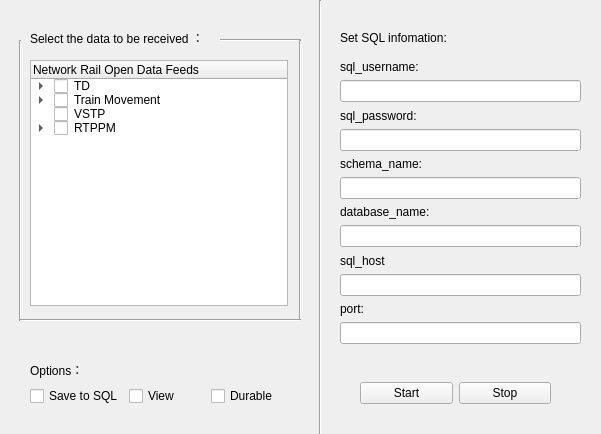
Before: the Qt Designer form ui_file/menu.ui in Artoriasnh/OpenRailData_GUI_version, drawn with Qt 5.
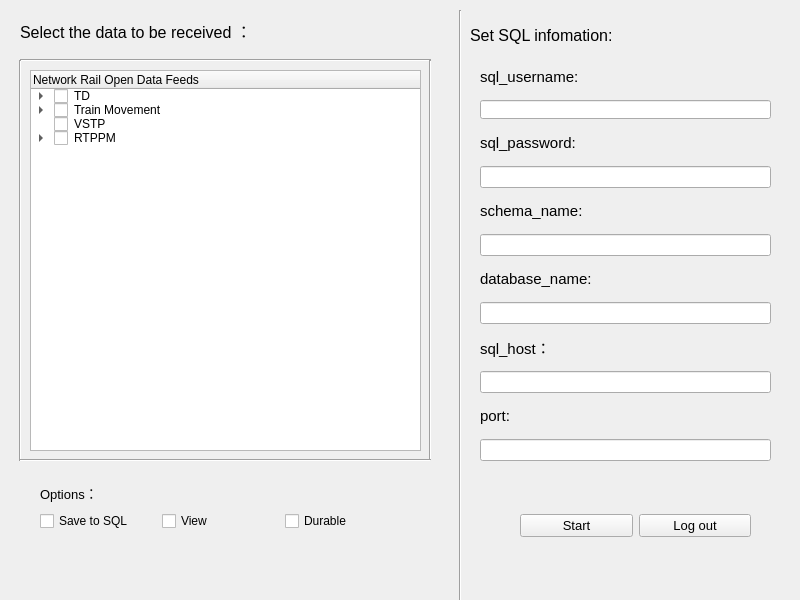
After: the same form once the commit is applied.

Diff of the .ui file:
```diff
--- a/ui_file/menu.ui
+++ b/ui_file/menu.ui
@@ -6,8 +6,8 @@
    <rect>
     <x>0</x>
     <y>0</y>
-    <width>601</width>
-    <height>434</height>
+    <width>800</width>
+    <height>600</height>
    </rect>
   </property>
   <property name="windowTitle">
@@ -16,15 +16,22 @@
   <widget class="QWidget" name="layoutWidget">
    <property name="geometry">
     <rect>
-     <x>30</x>
-     <y>360</y>
-     <width>256</width>
-     <height>46</height>
+     <x>40</x>
+     <y>480</y>
+     <width>361</width>
+     <height>51</height>
     </rect>
    </property>
    <layout class="QVBoxLayout" name="verticalLayout">
     <item>
      <widget class="QLabel" name="label_2">
+      <property name="font">
+       <font>
+        <pointsize>10</pointsize>
+        <weight>50</weight>
+        <bold>false</bold>
+       </font>
+      </property>
       <property name="text">
        <string>Options：</string>
       </property>
@@ -34,6 +41,13 @@
      <layout class="QHBoxLayout" name="horizontalLayout">
       <item>
        <widget class="QCheckBox" name="checkBox_3">
+        <property name="font">
+         <font>
+          <pointsize>9</pointsize>
+          <weight>50</weight>
+          <bold>false</bold>
+         </font>
+        </property>
         <property name="text">
          <string>Save to SQL</string>
         </property>
@@ -41,6 +55,13 @@
       </item>
       <item>
        <widget class="QCheckBox" name="checkBox_4">
+        <property name="font">
+         <font>
+          <pointsize>9</pointsize>
+          <weight>50</weight>
+          <bold>false</bold>
+         </font>
+        </property>
         <property name="text">
          <string>View</string>
         </property>
@@ -48,6 +69,13 @@
       </item>
       <item>
        <widget class="QCheckBox" name="checkBox_5">
+        <property name="font">
+         <font>
+          <pointsize>9</pointsize>
+          <weight>50</weight>
+          <bold>false</bold>
+         </font>
+        </property>
         <property name="text">
          <string>Durable</string>
         </property>
@@ -60,12 +88,19 @@
   <widget class="QLabel" name="label">
    <property name="geometry">
     <rect>
-     <x>30</x>
-     <y>30</y>
-     <width>256</width>
-     <height>16</height>
+     <x>20</x>
+     <y>10</y>
+     <width>251</width>
+     <height>41</height>
     </rect>
    </property>
+   <property name="font">
+    <font>
+     <pointsize>12</pointsize>
+     <weight>50</weight>
+     <bold>false</bold>
+    </font>
+   </property>
    <property name="text">
     <string>Select the data to be received ：</string>
    </property>
@@ -73,9 +108,9 @@
   <widget class="Line" name="line">
    <property name="geometry">
     <rect>
-     <x>220</x>
-     <y>30</y>
-     <width>81</width>
+     <x>20</x>
+     <y>50</y>
+     <width>411</width>
      <height>20</height>
     </rect>
    </property>
@@ -86,10 +121,10 @@
   <widget class="Line" name="line_2">
    <property name="geometry">
     <rect>
-     <x>290</x>
-     <y>40</y>
+     <x>420</x>
+     <y>60</y>
      <width>20</width>
-     <height>281</height>
+     <height>401</height>
     </rect>
    </property>
    <property name="orientation">
@@ -100,9 +135,9 @@
    <property name="geometry">
     <rect>
      <x>10</x>
-     <y>40</y>
+     <y>60</y>
      <width>20</width>
-     <height>281</height>
+     <height>401</height>
     </rect>
    </property>
    <property name="orientation">
@@ -113,8 +148,8 @@
    <property name="geometry">
     <rect>
      <x>20</x>
-     <y>310</y>
-     <width>281</width>
+     <y>450</y>
+     <width>411</width>
      <height>20</height>
     </rect>
    </property>
@@ -126,180 +161,23 @@
    <property name="geometry">
     <rect>
      <x>30</x>
-     <y>60</y>
-     <width>258</width>
-     <height>246</height>
+     <y>70</y>
+     <width>391</width>
+     <height>381</height>
     </rect>
    </property>
-   <layout class="QVBoxLayout" name="verticalLayout_2">
-    <item>
-     <widget class="QTreeWidget" name="treeWidget">
-      <column>
-       <property name="text">
-        <string>Network Rail Open Data Feeds</string>
-       </property>
-      </column>
-      <item>
-       <property name="text">
-        <string>TD</string>
-       </property>
-       <property name="checkState">
-        <enum>Unchecked</enum>
-       </property>
-       <property name="flags">
-        <set>ItemIsSelectable|ItemIsDragEnabled|ItemIsDropEnabled|ItemIsUserCheckable|ItemIsEnabled|ItemIsAutoTristate</set>
-       </property>
-       <item>
-        <property name="text">
-         <string>All area</string>
-        </property>
-        <property name="checkState">
-         <enum>Unchecked</enum>
-        </property>
-       </item>
-       <item>
-        <property name="text">
-         <string>Derby</string>
-        </property>
-        <property name="checkState">
-         <enum>Unchecked</enum>
-        </property>
-       </item>
-      </item>
-      <item>
-       <property name="text">
-        <string>Train Movement</string>
-       </property>
-       <property name="checkState">
-        <enum>Unchecked</enum>
-       </property>
-       <property name="flags">
-        <set>ItemIsSelectable|ItemIsDragEnabled|ItemIsDropEnabled|ItemIsUserCheckable|ItemIsEnabled|ItemIsAutoTristate</set>
-       </property>
-       <item>
-        <property name="text">
-         <string>&quot;0001&quot;: &quot;activation&quot;</string>
-        </property>
-        <property name="checkState">
-         <enum>Unchecked</enum>
-        </property>
-       </item>
-       <item>
-        <property name="text">
-         <string>&quot;0002&quot;: &quot;cancellation&quot;</string>
-        </property>
-        <property name="checkState">
-         <enum>Unchecked</enum>
-        </property>
-       </item>
-       <item>
-        <property name="text">
-         <string>&quot;0003&quot;: &quot;movement&quot;</string>
-        </property>
-        <property name="checkState">
-         <enum>Unchecked</enum>
-        </property>
-       </item>
-       <item>
-        <property name="text">
-         <string>&quot;0004&quot;: &quot;_unidentified&quot;</string>
-        </property>
-        <property name="checkState">
-         <enum>Unchecked</enum>
-        </property>
-       </item>
-       <item>
-        <property name="text">
-         <string>&quot;0005&quot;: &quot;reinstatement&quot;</string>
-        </property>
-        <property name="checkState">
-         <enum>Unchecked</enum>
-        </property>
-       </item>
-       <item>
-        <property name="text">
-         <string>&quot;0006&quot;: &quot;origin change&quot;</string>
-        </property>
-        <property name="checkState">
-         <enum>Unchecked</enum>
-        </property>
-       </item>
-       <item>
-        <property name="text">
-         <string>&quot;0007&quot;: &quot;identity change&quot;</string>
-        </property>
-        <property name="checkState">
-         <enum>Unchecked</enum>
-        </property>
-       </item>
-       <item>
-        <property name="text">
-         <string>&quot;0008&quot;: &quot;_location change&quot;</string>
-        </property>
-        <property name="checkState">
-         <enum>Unchecked</enum>
-        </property>
-       </item>
-      </item>
-      <item>
-       <property name="text">
-        <string>VSTP</string>
-       </property>
-       <property name="checkState">
-        <enum>Unchecked</enum>
-       </property>
-      </item>
-      <item>
-       <property name="text">
-        <string>RTPPM</string>
-       </property>
-       <property name="checkState">
-        <enum>Unchecked</enum>
-       </property>
-       <item>
-        <property name="text">
-         <string>NationalPage_Sector</string>
-        </property>
-        <property name="checkState">
-         <enum>Unchecked</enum>
-        </property>
-       </item>
-       <item>
-        <property name="text">
-         <string>NationalPage_Operator</string>
-        </property>
-        <property name="checkState">
-         <enum>Unchecked</enum>
-        </property>
-       </item>
-       <item>
-        <property name="text">
-         <string>OOCPage</string>
-        </property>
-        <property name="checkState">
-         <enum>Unchecked</enum>
-        </property>
-       </item>
-       <item>
-        <property name="text">
-         <string>OperatorPage</string>
-        </property>
-        <property name="checkState">
-         <enum>Unchecked</enum>
-        </property>
-       </item>
-      </item>
-     </widget>
-    </item>
-   </layout>
+   <layout class="QVBoxLayout" name="verticalLayout_2"/>
   </widget>
   <widget class="Line" name="line_3">
+   <property name="enabled">
+    <bool>true</bool>
+   </property>
    <property name="geometry">
     <rect>
-     <x>310</x>
-     <y>0</y>
+     <x>450</x>
+     <y>10</y>
      <width>20</width>
-     <height>441</height>
+     <height>601</height>
     </rect>
    </property>
    <property name="orientation">
@@ -309,28 +187,48 @@
   <widget class="QLabel" name="label_3">
    <property name="geometry">
     <rect>
-     <x>340</x>
-     <y>30</y>
-     <width>121</width>
-     <height>16</height>
+     <x>470</x>
+     <y>20</y>
+     <width>221</width>
+     <height>31</height>
     </rect>
    </property>
+   <property name="font">
+    <font>
+     <pointsize>12</pointsize>
+     <weight>50</weight>
+     <bold>false</bold>
+    </font>
+   </property>
    <property name="text">
     <string>Set SQL infomation:</string>
    </property>
   </widget>
   <widget class="QWidget" name="layoutWidget">
+   <property name="enabled">
+    <bool>true</bool>
+   </property>
    <property name="geometry">
     <rect>
-     <x>360</x>
-     <y>380</y>
-     <width>191</width>
-     <height>26</height>
+     <x>520</x>
+     <y>510</y>
+     <width>231</width>
+     <height>31</height>
     </rect>
    </property>
    <layout class="QHBoxLayout" name="horizontalLayout_2">
     <item>
      <widget class="QPushButton" name="pushButton">
+      <property name="enabled">
+       <bool>true</bool>
+      </property>
+      <property name="font">
+       <font>
+        <pointsize>10</pointsize>
+        <weight>50</weight>
+        <bold>false</bold>
+       </font>
+      </property>
       <property name="text">
        <string>Start</string>
       </property>
@@ -338,8 +236,18 @@
     </item>
     <item>
      <widget class="QPushButton" name="pushButton_2">
+      <property name="enabled">
+       <bool>true</bool>
+      </property>
+      <property name="font">
+       <font>
+        <pointsize>10</pointsize>
+        <weight>50</weight>
+        <bold>false</bold>
+       </font>
+      </property>
       <property name="text">
-       <string>Stop</string>
+       <string>Log out</string>
       </property>
      </widget>
     </item>
@@ -348,25 +256,46 @@
   <widget class="QWidget" name="layoutWidget">
    <property name="geometry">
     <rect>
-     <x>340</x>
+     <x>480</x>
      <y>60</y>
-     <width>241</width>
-     <height>284</height>
+     <width>291</width>
+     <height>401</height>
     </rect>
    </property>
    <layout class="QVBoxLayout" name="verticalLayout_3">
     <item>
      <widget class="QLabel" name="label_4">
+      <property name="font">
+       <font>
+        <pointsize>11</pointsize>
+        <weight>50</weight>
+        <bold>false</bold>
+       </font>
+      </property>
       <property name="text">
        <string>sql_username:</string>
       </property>
      </widget>
     </item>
     <item>
-     <widget class="QLineEdit" name="lineEdit"/>
+     <widget class="QLineEdit" name="lineEdit">
+      <property name="maximumSize">
+       <size>
+        <width>16777215</width>
+        <height>19</height>
+       </size>
+      </property>
+     </widget>
     </item>
     <item>
      <widget class="QLabel" name="label_5">
+      <property name="font">
+       <font>
+        <pointsize>11</pointsize>
+        <weight>50</weight>
+        <bold>false</bold>
+       </font>
+      </property>
       <property name="text">
        <string>sql_password:</string>
       </property>
@@ -381,6 +310,13 @@
     </item>
     <item>
      <widget class="QLabel" name="label_7">
+      <property name="font">
+       <font>
+        <pointsize>11</pointsize>
+        <weight>50</weight>
+        <bold>false</bold>
+       </font>
+      </property>
       <property name="text">
        <string>schema_name:</string>
       </property>
@@ -391,6 +327,13 @@
     </item>
     <item>
      <widget class="QLabel" name="label_8">
+      <property name="font">
+       <font>
+        <pointsize>11</pointsize>
+        <weight>50</weight>
+        <bold>false</bold>
+       </font>
+      </property>
       <property name="text">
        <string>database_name:</string>
       </property>
@@ -401,8 +344,15 @@
     </item>
     <item>
      <widget class="QLabel" name="label_9">
+      <property name="font">
+       <font>
+        <pointsize>11</pointsize>
+        <weight>50</weight>
+        <bold>false</bold>
+       </font>
+      </property>
       <property name="text">
-       <string>sql_host</string>
+       <string>sql_host：</string>
       </property>
      </widget>
     </item>
@@ -411,6 +361,13 @@
     </item>
     <item>
      <widget class="QLabel" name="label_6">
+      <property name="font">
+       <font>
+        <pointsize>11</pointsize>
+        <weight>50</weight>
+        <bold>false</bold>
+       </font>
+      </property>
       <property name="text">
        <string>port:</string>
       </property>
@@ -425,6 +382,171 @@
     </item>
    </layout>
   </widget>
+  <widget class="QTreeWidget" name="treeWidget">
+   <property name="geometry">
+    <rect>
+     <x>30</x>
+     <y>70</y>
+     <width>391</width>
+     <height>381</height>
+    </rect>
+   </property>
+   <column>
+    <property name="text">
+     <string>Network Rail Open Data Feeds</string>
+    </property>
+   </column>
+   <item>
+    <property name="text">
+     <string>TD</string>
+    </property>
+    <property name="checkState">
+     <enum>Unchecked</enum>
+    </property>
+    <property name="flags">
+     <set>ItemIsSelectable|ItemIsDragEnabled|ItemIsDropEnabled|ItemIsUserCheckable|ItemIsEnabled|ItemIsTristate</set>
+    </property>
+    <item>
+     <property name="text">
+      <string>All area</string>
+     </property>
+     <property name="checkState">
+      <enum>Unchecked</enum>
+     </property>
+    </item>
+    <item>
+     <property name="text">
+      <string>Derby</string>
+     </property>
+     <property name="checkState">
+      <enum>Unchecked</enum>
+     </property>
+    </item>
+   </item>
+   <item>
+    <property name="text">
+     <string>Train Movement</string>
+    </property>
+    <property name="checkState">
+     <enum>Unchecked</enum>
+    </property>
+    <property name="flags">
+     <set>ItemIsSelectable|ItemIsDragEnabled|ItemIsDropEnabled|ItemIsUserCheckable|ItemIsEnabled|ItemIsTristate</set>
+    </property>
+    <item>
+     <property name="text">
+      <string>&quot;0001&quot;: &quot;activation&quot;</string>
+     </property>
+     <property name="checkState">
+      <enum>Unchecked</enum>
+     </property>
+    </item>
+    <item>
+     <property name="text">
+      <string>&quot;0002&quot;: &quot;cancellation&quot;</string>
+     </property>
+     <property name="checkState">
+      <enum>Unchecked</enum>
+     </property>
+    </item>
+    <item>
+     <property name="text">
+      <string>&quot;0003&quot;: &quot;movement&quot;</string>
+     </property>
+     <property name="checkState">
+      <enum>Unchecked</enum>
+     </property>
+    </item>
+    <item>
+     <property name="text">
+      <string>&quot;0004&quot;: &quot;_unidentified&quot;</string>
+     </property>
+     <property name="checkState">
+      <enum>Unchecked</enum>
+     </property>
+    </item>
+    <item>
+     <property name="text">
+      <string>&quot;0005&quot;: &quot;reinstatement&quot;</string>
+     </property>
+     <property name="checkState">
+      <enum>Unchecked</enum>
+     </property>
+    </item>
+    <item>
+     <property name="text">
+      <string>&quot;0006&quot;: &quot;origin change&quot;</string>
+     </property>
+     <property name="checkState">
+      <enum>Unchecked</enum>
+     </property>
+    </item>
+    <item>
+     <property name="text">
+      <string>&quot;0007&quot;: &quot;identity change&quot;</string>
+     </property>
+     <property name="checkState">
+      <enum>Unchecked</enum>
+     </property>
+    </item>
+    <item>
+     <property name="text">
+      <string>&quot;0008&quot;: &quot;_location change&quot;</string>
+     </property>
+     <property name="checkState">
+      <enum>Unchecked</enum>
+     </property>
+    </item>
+   </item>
+   <item>
+    <property name="text">
+     <string>VSTP</string>
+    </property>
+    <property name="checkState">
+     <enum>Unchecked</enum>
+    </property>
+   </item>
+   <item>
+    <property name="text">
+     <string>RTPPM</string>
+    </property>
+    <property name="checkState">
+     <enum>Unchecked</enum>
+    </property>
+    <item>
+     <property name="text">
+      <string>NationalPage_Sector</string>
+     </property>
+     <property name="checkState">
+      <enum>Unchecked</enum>
+     </property>
+    </item>
+    <item>
+     <property name="text">
+      <string>NationalPage_Operator</string>
+     </property>
+     <property name="checkState">
+      <enum>Unchecked</enum>
+     </property>
+    </item>
+    <item>
+     <property name="text">
+      <string>OOCPage</string>
+     </property>
+     <property name="checkState">
+      <enum>Unchecked</enum>
+     </property>
+    </item>
+    <item>
+     <property name="text">
+      <string>OperatorPage</string>
+     </property>
+     <property name="checkState">
+      <enum>Unchecked</enum>
+     </property>
+    </item>
+   </item>
+  </widget>
  </widget>
  <resources/>
  <connections/>
```
